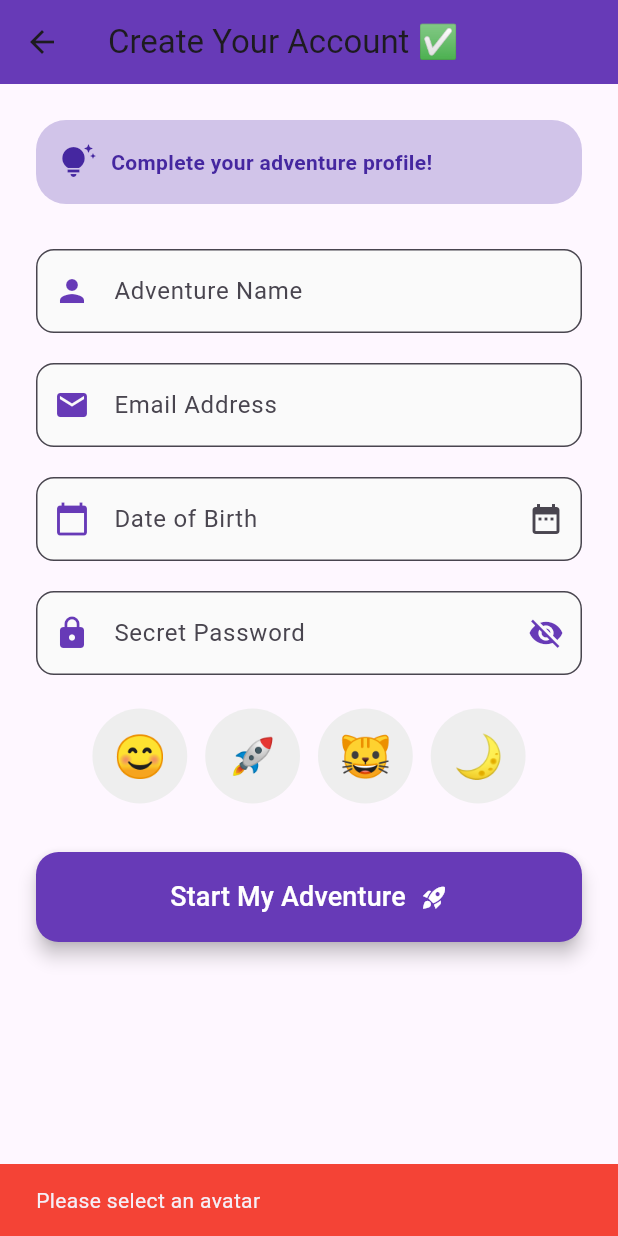
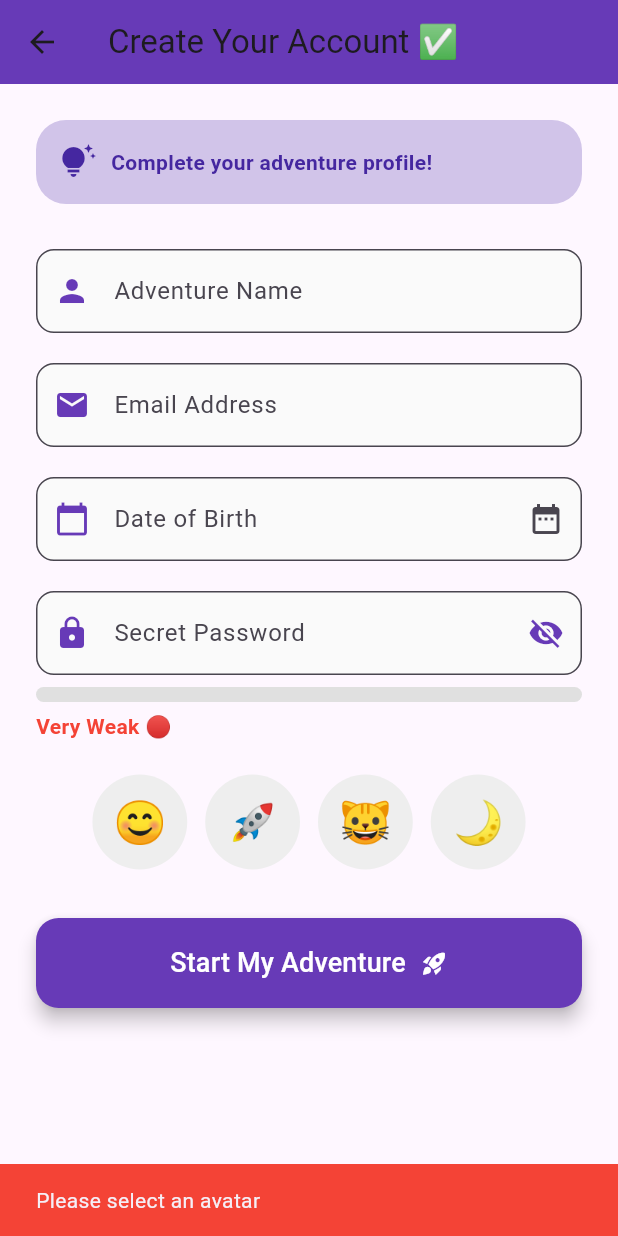
Before and after one commit to usmann56/signup_adventure, a Flutter app: the SignupScreen screen opened directly, after a tap on "Start My Adventure", on a phone screen of 412 x 824 dp. Run offline on Flutter 3.47's test engine with Material 3 defaults, Android fonts, the phone set to English and light mode, and no system bars; our stand-ins replace animated_text_kit, confetti.

Commit message:
password strength

```diff
--- a/lib/screens/signup_screen.dart
+++ b/lib/screens/signup_screen.dart
@@ -18,6 +18,8 @@ class _SignupScreenState extends State<SignupScreen> {
   bool _isLoading = false;
   final TextEditingController _avatarController = TextEditingController();
   final List<String> _avatars = ['😊', '🚀', '🐱', '🌙'];
+  double _passwordStrength = 0;
+  Color _strengthColor = Colors.red;
   @override
   void dispose() {
     _nameController.dispose();
@@ -40,6 +42,41 @@ class _SignupScreenState extends State<SignupScreen> {
         _dobController.text = "${picked.day}/${picked.month}/${picked.year}";
       });
     }
+  }
+
+  void _checkPasswordStrength(String password) {
+    double strength = 0;
+
+    if (password.isEmpty) {
+      strength = 0;
+    } else {
+      if (password.length >= 6) strength += 0.25;
+      if (password.contains(RegExp(r'[A-Z]'))) strength += 0.25;
+      if (password.contains(RegExp(r'[0-9]'))) strength += 0.25;
+      if (password.contains(RegExp(r'[!@#\$%^&*(),.?":{}|<>]')))
+        strength += 0.25;
+    }
+
+    setState(() {
+      _passwordStrength = strength;
+
+      if (strength <= 0.25) {
+        _strengthColor = Colors.red;
+      } else if (strength <= 0.5) {
+        _strengthColor = Colors.orange;
+      } else if (strength <= 0.75) {
+        _strengthColor = Colors.yellow[700]!;
+      } else {
+        _strengthColor = Colors.green;
+      }
+    });
+  }
+
+  String _getStrengthLabel() {
+    if (_passwordStrength <= 0.25) return "Very Weak 🔴";
+    if (_passwordStrength <= 0.50) return "Weak 🟠";
+    if (_passwordStrength <= 0.75) return "Strong 🟡";
+    return "Excellent ✅";
   }
 
   void _submitForm() {
@@ -181,6 +218,7 @@ class _SignupScreenState extends State<SignupScreen> {
                 TextFormField(
                   controller: _passwordController,
                   obscureText: !_isPasswordVisible,
+                  onChanged: _checkPasswordStrength,
                   decoration: InputDecoration(
                     labelText: 'Secret Password',
                     prefixIcon: const Icon(
@@ -215,6 +253,36 @@ class _SignupScreenState extends State<SignupScreen> {
                     }
                     return null;
                   },
+                ),
+                const SizedBox(height: 8),
+                Column(
+                  crossAxisAlignment: CrossAxisAlignment.start,
+                  children: [
+                    AnimatedContainer(
+                      duration: const Duration(milliseconds: 400),
+                      height: 10,
+                      decoration: BoxDecoration(
+                        borderRadius: BorderRadius.circular(12),
+                        color: Colors.grey.shade300,
+                      ),
+                      child: ClipRRect(
+                        borderRadius: BorderRadius.circular(12),
+                        child: LinearProgressIndicator(
+                          value: _passwordStrength,
+                          backgroundColor: Colors.transparent,
+                          valueColor: AlwaysStoppedAnimation(_strengthColor),
+                        ),
+                      ),
+                    ),
+                    const SizedBox(height: 6),
+                    Text(
+                      _getStrengthLabel(),
+                      style: TextStyle(
+                        fontWeight: FontWeight.w600,
+                        color: _strengthColor,
+                      ),
+                    ),
+                  ],
                 ),
                 const SizedBox(height: 20),
                 // Avatar Selection
```
